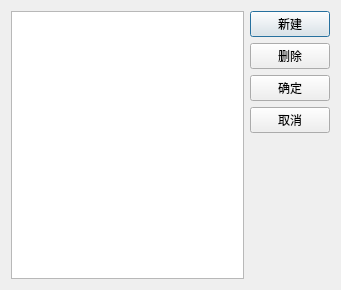
Old version of the form persongroupsdialog.ui in the repository zhouziqunzzq/qt-address-book.
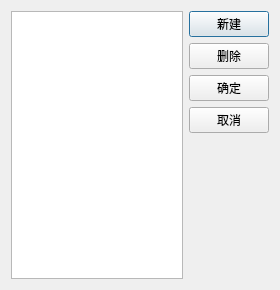
New version of the form.

The edit to the form file:
```diff
--- a/persongroupsdialog.ui
+++ b/persongroupsdialog.ui
@@ -6,7 +6,7 @@
    <rect>
     <x>0</x>
     <y>0</y>
-    <width>341</width>
+    <width>280</width>
     <height>290</height>
    </rect>
   </property>
```
